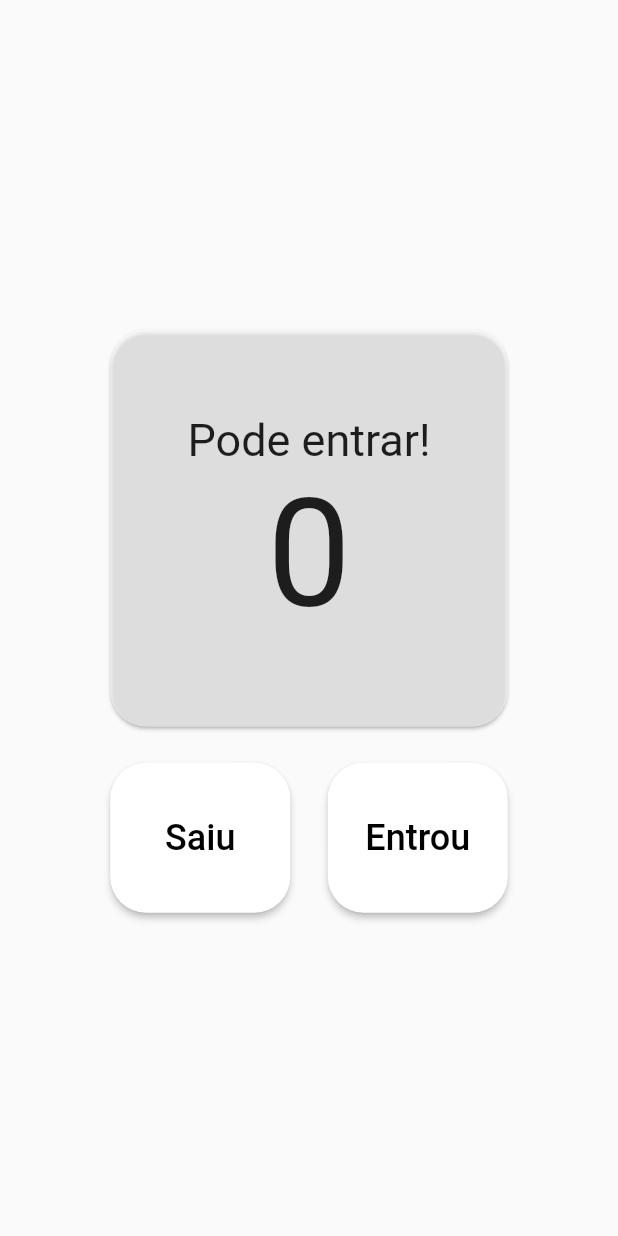
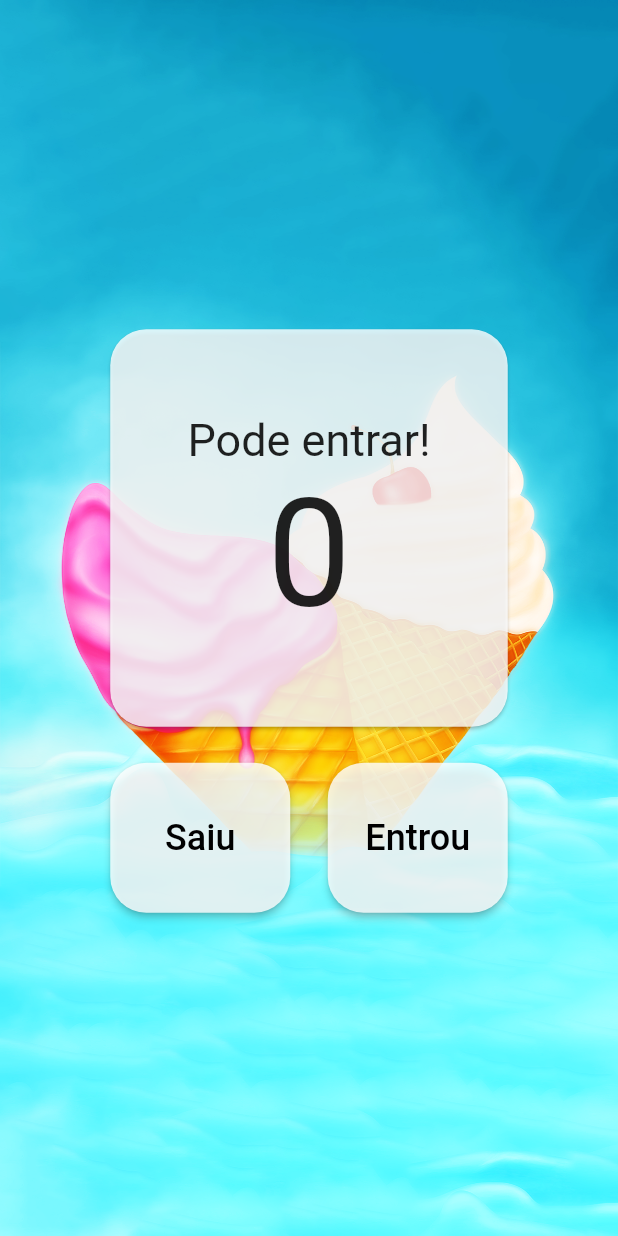
Before and after one commit to marcosmanto/people_counter_flutter, a Flutter app: the screen it shows after launch, on a phone screen of 412 x 824 dp. Run offline on Flutter 3.47's test engine with Material 2 defaults, Android fonts, the phone set to English and light mode, and no system bars.

Commit message:
Finished UI.

```diff
--- a/lib/main.dart
+++ b/lib/main.dart
@@ -11,6 +11,7 @@ class MyApp extends StatelessWidget {
   @override
   Widget build(BuildContext context) {
     return const MaterialApp(
+      debugShowCheckedModeBanner: false,
       home: HomePage(),
     );
   }
@@ -21,6 +22,7 @@ class HomePage extends StatelessWidget {
   const HomePage({super.key});
 
   static const double maxSize = 265;
+  static const whiteColor = Color.fromARGB(206, 255, 255, 255);
 
   void decrement() {}
   void increment() {}
@@ -28,7 +30,14 @@ class HomePage extends StatelessWidget {
   @override
   Widget build(BuildContext context) {
     return Scaffold(
-      body: Row(
+      body: Container(
+        decoration: BoxDecoration(
+          image: DecorationImage(
+            fit: BoxFit.fill,
+            image: AssetImage('assets/images/ice-cream-contrast.png'),
+          ),
+        ),
+        child: Row(
           mainAxisAlignment: MainAxisAlignment.center,
           children: [
             Column(
@@ -38,7 +47,7 @@ class HomePage extends StatelessWidget {
                   shape: RoundedRectangleBorder(
                     borderRadius: BorderRadius.circular(24),
                   ),
-                color: Colors.white54,
+                  color: whiteColor,
                   child: Container(
                     alignment: Alignment.center,
                     width: maxSize,
@@ -63,7 +72,7 @@ class HomePage extends StatelessWidget {
                     children: [
                       ElevatedButton(
                         style: ElevatedButton.styleFrom(
-                        backgroundColor: Colors.white,
+                          backgroundColor: whiteColor,
                           fixedSize: const Size(120, 100),
                           shape: RoundedRectangleBorder(
                             borderRadius: BorderRadius.circular(24),
@@ -80,7 +89,7 @@ class HomePage extends StatelessWidget {
                       ),
                       ElevatedButton(
                         style: ElevatedButton.styleFrom(
-                        backgroundColor: Colors.white,
+                          backgroundColor: whiteColor,
                           fixedSize: const Size(120, 100),
                           shape: RoundedRectangleBorder(
                             borderRadius: BorderRadius.circular(24),
@@ -102,6 +111,7 @@ class HomePage extends StatelessWidget {
             ),
           ],
         ),
+      ),
     );
   }
 }
--- a/pubspec.yaml
+++ b/pubspec.yaml
@@ -60,8 +60,9 @@ flutter:
   uses-material-design: true
 
   # To add assets to your application, add an assets section, like this:
-  # assets:
-  #   - images/a_dot_burr.jpeg
+  assets:
+    - assets/images/ice-cream.png
+    - assets/images/ice-cream-contrast.png
   #   - images/a_dot_ham.jpeg
 
   # An image asset can refer to one or more resolution-specific "variants", see
```
Also changed, not shown: assets/images/ice-cream-contrast.png (added), assets/images/ice-cream.png (added). Lines whose indentation alone changed are shown as unchanged.
